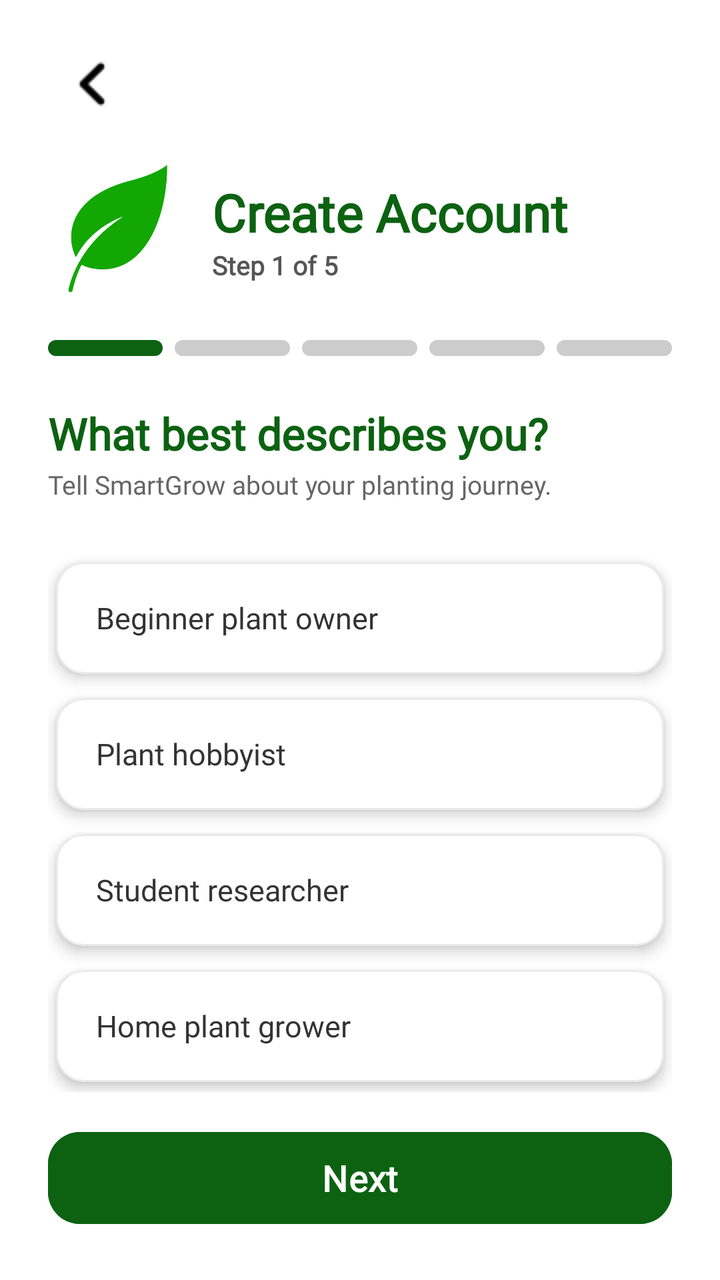
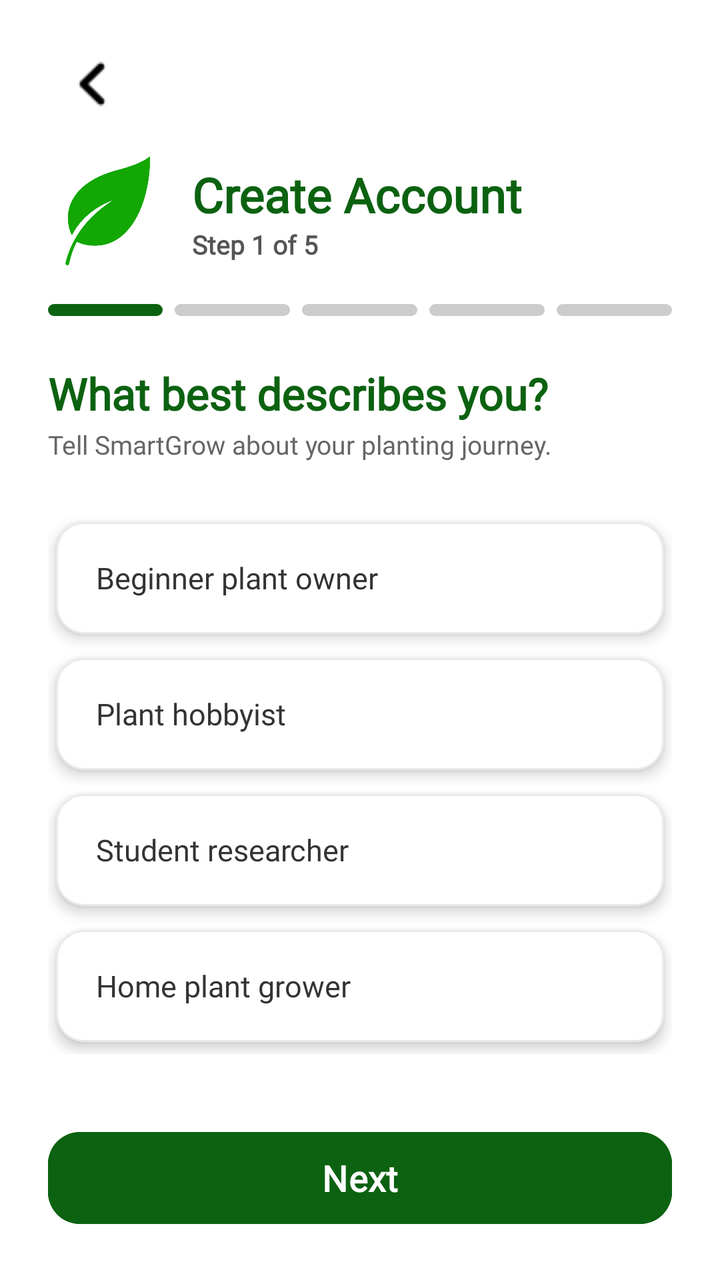

Compare the two renders of this Android layout. The source of the first and the diff that turns it into the second are given below.
<!-- AndroidManifest.xml: application theme Theme.SmartGrow -->
<!-- res/layout/activity_register_step1.xml -->
<?xml version="1.0" encoding="utf-8"?>
<androidx.constraintlayout.widget.ConstraintLayout
    xmlns:android="http://schemas.android.com/apk/res/android"
    xmlns:app="http://schemas.android.com/apk/res-auto"
    android:layout_width="match_parent"
    android:layout_height="match_parent"
    android:background="#FFFFFF"
    android:paddingHorizontal="24dp"
    android:paddingTop="20dp"
    android:paddingBottom="24dp">

    <ImageButton
        android:id="@+id/btn_register_back"
        android:layout_width="44dp"
        android:layout_height="44dp"
        android:background="?android:attr/selectableItemBackgroundBorderless"
        android:src="@drawable/back_button_login"
        android:contentDescription="Back"
        android:scaleType="centerInside"
        android:clickable="true"
        android:focusable="true"
        app:layout_constraintTop_toTopOf="parent"
        app:layout_constraintStart_toStartOf="parent" />

    <LinearLayout
        android:id="@+id/layout_register_header"
        android:layout_width="0dp"
        android:layout_height="wrap_content"
        android:orientation="horizontal"
        android:gravity="center_vertical"
        android:layout_marginTop="16dp"
        app:layout_constraintTop_toBottomOf="@id/btn_register_back"
        app:layout_constraintStart_toStartOf="parent"
        app:layout_constraintEnd_toEndOf="parent">

        <ImageView
            android:id="@+id/img_register_mini_logo"
            android:layout_width="70dp"
            android:layout_height="70dp"
            android:src="@drawable/smartgrow_logo"
            app:tint="#12A703"
            android:contentDescription="SmartGrow" />

        <LinearLayout
            android:layout_width="wrap_content"
            android:layout_height="wrap_content"
            android:orientation="vertical"
            android:layout_marginStart="12dp">

            <TextView
                android:layout_width="wrap_content"
                android:layout_height="wrap_content"
                android:text="Create Account"
                android:textSize="26sp"
                android:textStyle="bold"
                android:fontFamily="@font/poppins"
                android:textColor="#0C6211" />

            <TextView
                android:id="@+id/tv_step_counter"
                android:layout_width="wrap_content"
                android:layout_height="wrap_content"
                android:text="Step 1 of 5"
                android:textSize="13sp"
                android:textStyle="bold"
                android:fontFamily="@font/poppins"
                android:textColor="#555555" />
        </LinearLayout>
    </LinearLayout>

    <LinearLayout
        android:id="@+id/layout_indicator_bars"
        android:layout_width="match_parent"
        android:layout_height="8dp"
        android:orientation="horizontal"
        android:layout_marginTop="20dp"
        android:weightSum="5"
        app:layout_constraintTop_toBottomOf="@id/layout_register_header"
        app:layout_constraintStart_toStartOf="parent"
        app:layout_constraintEnd_toEndOf="parent">

        <View
            android:id="@+id/indicator_step1"
            android:layout_width="0dp"
            android:layout_height="match_parent"
            android:layout_weight="1"
            android:layout_marginEnd="6dp"
            android:background="@drawable/indicator_green" />

        <View
            android:id="@+id/indicator_step2"
            android:layout_width="0dp"
            android:layout_height="match_parent"
            android:layout_weight="1"
            android:layout_marginEnd="6dp"
            android:background="@drawable/indicator_gray" />

        <View
            android:id="@+id/indicator_step3"
            android:layout_width="0dp"
            android:layout_height="match_parent"
            android:layout_weight="1"
            android:layout_marginEnd="6dp"
            android:background="@drawable/indicator_gray" />

        <View
            android:id="@+id/indicator_step4"
            android:layout_width="0dp"
            android:layout_height="match_parent"
            android:layout_weight="1"
            android:layout_marginEnd="6dp"
            android:background="@drawable/indicator_gray" />

        <View
            android:id="@+id/indicator_step5"
            android:layout_width="0dp"
            android:layout_height="match_parent"
            android:layout_weight="1"
            android:background="@drawable/indicator_gray" />
    </LinearLayout>

    <TextView
        android:id="@+id/tv_question_title"
        android:layout_width="match_parent"
        android:layout_height="wrap_content"
        android:text="What best describes you?"
        android:textSize="22sp"
        android:textStyle="bold"
        android:textColor="#0C6211"
        android:fontFamily="@font/poppins"
        android:layout_marginTop="24dp"
        app:layout_constraintTop_toBottomOf="@id/layout_indicator_bars" />

    <TextView
        android:id="@+id/tv_question_subtitle"
        android:layout_width="match_parent"
        android:layout_height="wrap_content"
        android:text="Tell SmartGrow about your planting journey."
        android:textSize="13sp"
        android:textColor="#666666"
        android:fontFamily="@font/poppins"
        android:layout_marginTop="2dp"
        app:layout_constraintTop_toBottomOf="@id/tv_question_title" />

    <LinearLayout
        android:id="@+id/layout_choices_container"
        android:layout_width="match_parent"
        android:layout_height="0dp"
        android:orientation="vertical"
        android:layout_marginTop="24dp"
        android:layout_marginBottom="16dp"
        app:layout_constraintTop_toBottomOf="@id/tv_question_subtitle"
        app:layout_constraintBottom_toTopOf="@id/btn_register_next">

        <com.google.android.material.card.MaterialCardView
            android:id="@+id/card_choice1"
            android:layout_width="match_parent"
            android:layout_height="56dp"
            android:layout_marginHorizontal="4dp"
            android:layout_marginVertical="6dp"
            app:cardElevation="4dp"
            app:cardCornerRadius="14dp"
            app:cardBackgroundColor="#FFFFFF"
            app:strokeWidth="1dp"
            app:strokeColor="#EAEAEA"
            android:clickable="true"
            android:focusable="true">
            <TextView
                android:id="@+id/tv_choice1_text"
                android:layout_width="match_parent"
                android:layout_height="match_parent"
                android:gravity="center_vertical"
                android:paddingHorizontal="20dp"
                android:text="Beginner plant owner"
                android:textSize="15sp"
                android:textColor="#333333"
                android:fontFamily="@font/poppins" />
        </com.google.android.material.card.MaterialCardView>

        <com.google.android.material.card.MaterialCardView
            android:id="@+id/card_choice2"
            android:layout_width="match_parent"
            android:layout_height="56dp"
            android:layout_marginHorizontal="4dp"
            android:layout_marginVertical="6dp"
            app:cardElevation="4dp"
            app:cardCornerRadius="14dp"
            app:cardBackgroundColor="#FFFFFF"
            app:strokeWidth="1dp"
            app:strokeColor="#EAEAEA"
            android:clickable="true"
            android:focusable="true">
            <TextView
                android:id="@+id/tv_choice2_text"
                android:layout_width="match_parent"
                android:layout_height="match_parent"
                android:gravity="center_vertical"
                android:paddingHorizontal="20dp"
                android:text="Plant hobbyist"
                android:textSize="15sp"
                android:textColor="#333333"
                android:fontFamily="@font/poppins" />
        </com.google.android.material.card.MaterialCardView>

        <com.google.android.material.card.MaterialCardView
            android:id="@+id/card_choice3"
            android:layout_width="match_parent"
            android:layout_height="56dp"
            android:layout_marginHorizontal="4dp"
            android:layout_marginVertical="6dp"
            app:cardElevation="4dp"
            app:cardCornerRadius="14dp"
            app:cardBackgroundColor="#FFFFFF"
            app:strokeWidth="1dp"
            app:strokeColor="#EAEAEA"
            android:clickable="true"
            android:focusable="true">
            <TextView
                android:id="@+id/tv_choice3_text"
                android:layout_width="match_parent"
                android:layout_height="match_parent"
                android:gravity="center_vertical"
                android:paddingHorizontal="20dp"
                android:text="Student researcher"
                android:textSize="15sp"
                android:textColor="#333333"
                android:fontFamily="@font/poppins" />
        </com.google.android.material.card.MaterialCardView>

        <com.google.android.material.card.MaterialCardView
            android:id="@+id/card_choice4"
            android:layout_width="match_parent"
            android:layout_height="56dp"
            android:layout_marginHorizontal="4dp"
            android:layout_marginVertical="6dp"
            app:cardElevation="4dp"
            app:cardCornerRadius="14dp"
            app:cardBackgroundColor="#FFFFFF"
            app:strokeWidth="1dp"
            app:strokeColor="#EAEAEA"
            android:clickable="true"
            android:focusable="true">
            <TextView
                android:id="@+id/tv_choice4_text"
                android:layout_width="match_parent"
                android:layout_height="match_parent"
                android:gravity="center_vertical"
                android:paddingHorizontal="20dp"
                android:text="Home plant grower"
                android:textSize="15sp"
                android:textColor="#333333"
                android:fontFamily="@font/poppins" />
        </com.google.android.material.card.MaterialCardView>
    </LinearLayout>

    <com.google.android.material.button.MaterialButton
        android:id="@+id/btn_register_next"
        android:layout_width="match_parent"
        android:layout_height="54dp"
        android:text="Next"
        android:textSize="18sp"
        android:fontFamily="@font/poppins"
        android:textStyle="bold"
        android:textColor="@color/white"
        android:textAllCaps="false"
        android:backgroundTint="#0C6211"
        app:cornerRadius="16dp"
        android:elevation="4dp"
        android:clickable="true"
        android:focusable="true"
        app:layout_constraintBottom_toBottomOf="parent"
        app:layout_constraintStart_toStartOf="parent"
        app:layout_constraintEnd_toEndOf="parent" />

</androidx.constraintlayout.widget.ConstraintLayout>
<!-- resources referenced by this layout -->
<resources>
  <color name="white">#FFFFFFFF</color>
  <!-- drawable back_button_login: png bitmap (drawable, 311 bytes) -->
  <!-- drawable indicator_gray (drawable) -->
  <?xml version="1.0" encoding="utf-8"?>
  <shape xmlns:android="http://schemas.android.com/apk/res/android"
      android:shape="rectangle">
      <solid android:color="#CCCCCC" />
      <corners android:radius="4dp" />
  </shape>
  <!-- drawable indicator_green (drawable) -->
  <?xml version="1.0" encoding="utf-8"?>
  <shape xmlns:android="http://schemas.android.com/apk/res/android"
      android:shape="rectangle">
      <solid android:color="#0C6211" />
      <corners android:radius="4dp" />
  </shape>
  <!-- drawable smartgrow_logo: png bitmap (drawable, 73503 bytes) -->
  <style name="Theme.SmartGrow" parent="Base.Theme.SmartGrow" />
  <style name="Base.Theme.SmartGrow" parent="Theme.Material3.DayNight.NoActionBar">
          <item name="android:windowBackground">@android:color/white</item>
          <item name="android:windowDisablePreview">true</item>
          <item name="android:statusBarColor">#0C6211</item>
          <item name="android:windowLightStatusBar" tools:targetApi="m">false</item>
      </style>
</resources>

<!-- the commit's change to res/layout/activity_register_step1.xml (unified diff, before → after) -->
@@ -4,259 +4,281 @@
     xmlns:app="http://schemas.android.com/apk/res-auto"
     android:layout_width="match_parent"
     android:layout_height="match_parent"
-    android:background="#FFFFFF"
-    android:paddingHorizontal="24dp"
-    android:paddingTop="20dp"
-    android:paddingBottom="24dp">
-
-    <ImageButton
-        android:id="@+id/btn_register_back"
-        android:layout_width="44dp"
-        android:layout_height="44dp"
-        android:background="?android:attr/selectableItemBackgroundBorderless"
-        android:src="@drawable/back_button_login"
-        android:contentDescription="Back"
-        android:scaleType="centerInside"
-        android:clickable="true"
-        android:focusable="true"
-        app:layout_constraintTop_toTopOf="parent"
-        app:layout_constraintStart_toStartOf="parent" />
-
-    <LinearLayout
-        android:id="@+id/layout_register_header"
-        android:layout_width="0dp"
+    android:background="#FFFFFF">
+
+    
+    <androidx.constraintlayout.widget.ConstraintLayout
+        android:id="@+id/layout_header_fixed"
+        android:layout_width="match_parent"
         android:layout_height="wrap_content"
-        android:orientation="horizontal"
-        android:gravity="center_vertical"
-        android:layout_marginTop="16dp"
-        app:layout_constraintTop_toBottomOf="@id/btn_register_back"
-        app:layout_constraintStart_toStartOf="parent"
-        app:layout_constraintEnd_toEndOf="parent">
-
-        <ImageView
-            android:id="@+id/img_register_mini_logo"
-            android:layout_width="70dp"
-            android:layout_height="70dp"
-            android:src="@drawable/smartgrow_logo"
-            app:tint="#12A703"
-            android:contentDescription="SmartGrow" />
+        android:paddingHorizontal="24dp"
+        android:paddingTop="20dp"
+        android:paddingBottom="8dp"
+        app:layout_constraintTop_toTopOf="parent">
+
+        <ImageButton
+            android:id="@+id/btn_register_back"
+            android:layout_width="44dp"
+            android:layout_height="44dp"
+            android:background="?android:attr/selectableItemBackgroundBorderless"
+            android:src="@drawable/back_button_login"
+            android:contentDescription="Back"
+            android:scaleType="centerInside"
+            android:clickable="true"
+            android:focusable="true"
+            app:layout_constraintTop_toTopOf="parent"
+            app:layout_constraintStart_toStartOf="parent" />
 
         <LinearLayout
-            android:layout_width="wrap_content"
+            android:id="@+id/layout_register_header"
+            android:layout_width="0dp"
+            android:layout_height="wrap_content"
+            android:orientation="horizontal"
+            android:gravity="center_vertical"
+            android:layout_marginTop="12dp"
+            app:layout_constraintTop_toBottomOf="@id/btn_register_back"
+            app:layout_constraintStart_toStartOf="parent"
+            app:layout_constraintEnd_toEndOf="parent">
+
+            <ImageView
+                android:id="@+id/img_register_mini_logo"
+                android:layout_width="60dp"
+                android:layout_height="60dp"
+                android:src="@drawable/smartgrow_logo"
+                app:tint="#12A703"
+                android:contentDescription="SmartGrow" />
+
+            <LinearLayout
+                android:layout_width="wrap_content"
+                android:layout_height="wrap_content"
+                android:orientation="vertical"
+                android:layout_marginStart="12dp">
+
+                <TextView
+                    android:layout_width="wrap_content"
+                    android:layout_height="wrap_content"
+                    android:text="Create Account"
+                    android:textSize="24sp"
+                    android:textStyle="bold"
+                    android:fontFamily="@font/poppins"
+                    android:textColor="#0C6211" />
+
+                <TextView
+                    android:id="@+id/tv_step_counter"
+                    android:layout_width="wrap_content"
+                    android:layout_height="wrap_content"
+                    android:text="Step 1 of 5"
+                    android:textSize="13sp"
+                    android:textStyle="bold"
+                    android:fontFamily="@font/poppins"
+                    android:textColor="#555555" />
+            </LinearLayout>
+        </LinearLayout>
+
+        <LinearLayout
+            android:id="@+id/layout_indicator_bars"
+            android:layout_width="match_parent"
+            android:layout_height="6dp"
+            android:orientation="horizontal"
+            android:layout_marginTop="16dp"
+            android:weightSum="5"
+            app:layout_constraintTop_toBottomOf="@id/layout_register_header">
+
+            <View
+                android:id="@+id/indicator_step1"
+                android:layout_width="0dp"
+                android:layout_height="match_parent"
+                android:layout_weight="1"
+                android:layout_marginEnd="6dp"
+                android:background="@drawable/indicator_green" />
+
+            <View
+                android:id="@+id/indicator_step2"
+                android:layout_width="0dp"
+                android:layout_height="match_parent"
+                android:layout_weight="1"
+                android:layout_marginEnd="6dp"
+                android:background="@drawable/indicator_gray" />
+
+            <View
+                android:id="@+id/indicator_step3"
+                android:layout_width="0dp"
+                android:layout_height="match_parent"
+                android:layout_weight="1"
+                android:layout_marginEnd="6dp"
+                android:background="@drawable/indicator_gray" />
+
+            <View
+                android:id="@+id/indicator_step4"
+                android:layout_width="0dp"
+                android:layout_height="match_parent"
+                android:layout_weight="1"
+                android:layout_marginEnd="6dp"
+                android:background="@drawable/indicator_gray" />
+
+            <View
+                android:id="@+id/indicator_step5"
+                android:layout_width="0dp"
+                android:layout_height="match_parent"
+                android:layout_weight="1"
+                android:background="@drawable/indicator_gray" />
+        </LinearLayout>
+    </androidx.constraintlayout.widget.ConstraintLayout>
+
+    
+    <androidx.core.widget.NestedScrollView
+        android:id="@+id/scroll_view_content"
+        android:layout_width="match_parent"
+        android:layout_height="0dp"
+        android:fillViewport="true"
+        app:layout_constraintTop_toBottomOf="@id/layout_header_fixed"
+        app:layout_constraintBottom_toTopOf="@id/btn_register_next">
+
+        <LinearLayout
+            android:layout_width="match_parent"
             android:layout_height="wrap_content"
             android:orientation="vertical"
-            android:layout_marginStart="12dp">
+            android:paddingHorizontal="24dp"
+            android:paddingTop="16dp"
+            android:paddingBottom="16dp">
 
             <TextView
-                android:layout_width="wrap_content"
-                android:layout_height="wrap_content"
-                android:text="Create Account"
-                android:textSize="26sp"
+                android:id="@+id/tv_question_title"
+                android:layout_width="match_parent"
+                android:layout_height="wrap_content"
+                android:text="What best describes you?"
+                android:textSize="22sp"
                 android:textStyle="bold"
+                android:textColor="#0C6211"
+                android:fontFamily="@font/poppins" />
+
+            <TextView
+                android:id="@+id/tv_question_subtitle"
+                android:layout_width="match_parent"
+                android:layout_height="wrap_content"
+                android:text="Tell SmartGrow about your planting journey."
+                android:textSize="13sp"
+                android:textColor="#666666"
                 android:fontFamily="@font/poppins"
-                android:textColor="#0C6211" />
-
-            <TextView
-                android:id="@+id/tv_step_counter"
-                android:layout_width="wrap_content"
-                android:layout_height="wrap_content"
-                android:text="Step 1 of 5"
-                android:textSize="13sp"
-                android:textStyle="bold"
-                android:fontFamily="@font/poppins"
-                android:textColor="#555555" />
+                android:layout_marginTop="2dp" />
+
+            <LinearLayout
+                android:id="@+id/layout_choices_container"
+                android:layout_width="match_parent"
+                android:layout_height="wrap_content"
+                android:orientation="vertical"
+                android:layout_marginTop="24dp">
+
+                <com.google.android.material.card.MaterialCardView
+                    android:id="@+id/card_choice1"
+                    android:layout_width="match_parent"
+                    android:layout_height="56dp"
+                    android:layout_marginHorizontal="4dp"
+                    android:layout_marginVertical="6dp"
+                    app:cardElevation="4dp"
+                    app:cardCornerRadius="14dp"
+                    app:cardBackgroundColor="#FFFFFF"
+                    app:strokeWidth="1dp"
+                    app:strokeColor="#EAEAEA"
+                    android:clickable="true"
+                    android:focusable="true">
+                    <TextView
+                        android:id="@+id/tv_choice1_text"
+                        android:layout_width="match_parent"
+                        android:layout_height="match_parent"
+                        android:gravity="center_vertical"
+                        android:paddingHorizontal="20dp"
+                        android:text="Beginner plant owner"
+                        android:textSize="15sp"
+                        android:textColor="#333333"
+                        android:fontFamily="@font/poppins" />
+                </com.google.android.material.card.MaterialCardView>
+
+                <com.google.android.material.card.MaterialCardView
+                    android:id="@+id/card_choice2"
+                    android:layout_width="match_parent"
+                    android:layout_height="56dp"
+                    android:layout_marginHorizontal="4dp"
+                    android:layout_marginVertical="6dp"
+                    app:cardElevation="4dp"
+                    app:cardCornerRadius="14dp"
+                    app:cardBackgroundColor="#FFFFFF"
+                    app:strokeWidth="1dp"
+                    app:strokeColor="#EAEAEA"
+                    android:clickable="true"
+                    android:focusable="true">
+                    <TextView
+                        android:id="@+id/tv_choice2_text"
+                        android:layout_width="match_parent"
+                        android:layout_height="match_parent"
+                        android:gravity="center_vertical"
+                        android:paddingHorizontal="20dp"
+                        android:text="Plant hobbyist"
+                        android:textSize="15sp"
+                        android:textColor="#333333"
+                        android:fontFamily="@font/poppins" />
+                </com.google.android.material.card.MaterialCardView>
+
+                <com.google.android.material.card.MaterialCardView
+                    android:id="@+id/card_choice3"
+                    android:layout_width="match_parent"
+                    android:layout_height="56dp"
+                    android:layout_marginHorizontal="4dp"
+                    android:layout_marginVertical="6dp"
+                    app:cardElevation="4dp"
+                    app:cardCornerRadius="14dp"
+                    app:cardBackgroundColor="#FFFFFF"
+                    app:strokeWidth="1dp"
+                    app:strokeColor="#EAEAEA"
+                    android:clickable="true"
+                    android:focusable="true">
+                    <TextView
+                        android:id="@+id/tv_choice3_text"
+                        android:layout_width="match_parent"
+                        android:layout_height="match_parent"
+                        android:gravity="center_vertical"
+                        android:paddingHorizontal="20dp"
+                        android:text="Student researcher"
+                        android:textSize="15sp"
+                        android:textColor="#333333"
+                        android:fontFamily="@font/poppins" />
+                </com.google.android.material.card.MaterialCardView>
+
+                <com.google.android.material.card.MaterialCardView
+                    android:id="@+id/card_choice4"
+                    android:layout_width="match_parent"
+                    android:layout_height="56dp"
+                    android:layout_marginHorizontal="4dp"
+                    android:layout_marginVertical="6dp"
+                    app:cardElevation="4dp"
+                    app:cardCornerRadius="14dp"
+                    app:cardBackgroundColor="#FFFFFF"
+                    app:strokeWidth="1dp"
+                    app:strokeColor="#EAEAEA"
+                    android:clickable="true"
+                    android:focusable="true">
+                    <TextView
+                        android:id="@+id/tv_choice4_text"
+                        android:layout_width="match_parent"
+                        android:layout_height="match_parent"
+                        android:gravity="center_vertical"
+                        android:paddingHorizontal="20dp"
+                        android:text="Home plant grower"
+                        android:textSize="15sp"
+                        android:textColor="#333333"
+                        android:fontFamily="@font/poppins" />
+                </com.google.android.material.card.MaterialCardView>
+            </LinearLayout>
         </LinearLayout>
-    </LinearLayout>
-
-    <LinearLayout
-        android:id="@+id/layout_indicator_bars"
-        android:layout_width="match_parent"
-        android:layout_height="8dp"
-        android:orientation="horizontal"
-        android:layout_marginTop="20dp"
-        android:weightSum="5"
-        app:layout_constraintTop_toBottomOf="@id/layout_register_header"
-        app:layout_constraintStart_toStartOf="parent"
-        app:layout_constraintEnd_toEndOf="parent">
-
-        <View
-            android:id="@+id/indicator_step1"
-            android:layout_width="0dp"
-            android:layout_height="match_parent"
-            android:layout_weight="1"
-            android:layout_marginEnd="6dp"
-            android:background="@drawable/indicator_green" />
-
-        <View
-            android:id="@+id/indicator_step2"
-            android:layout_width="0dp"
-            android:layout_height="match_parent"
-            android:layout_weight="1"
-            android:layout_marginEnd="6dp"
-            android:background="@drawable/indicator_gray" />
-
-        <View
-            android:id="@+id/indicator_step3"
-            android:layout_width="0dp"
-            android:layout_height="match_parent"
-            android:layout_weight="1"
-            android:layout_marginEnd="6dp"
-            android:background="@drawable/indicator_gray" />
-
-        <View
-            android:id="@+id/indicator_step4"
-            android:layout_width="0dp"
-            android:layout_height="match_parent"
-            android:layout_weight="1"
-            android:layout_marginEnd="6dp"
-            android:background="@drawable/indicator_gray" />
-
-        <View
-            android:id="@+id/indicator_step5"
-            android:layout_width="0dp"
-            android:layout_height="match_parent"
-            android:layout_weight="1"
-            android:background="@drawable/indicator_gray" />
-    </LinearLayout>
-
-    <TextView
-        android:id="@+id/tv_question_title"
-        android:layout_width="match_parent"
-        android:layout_height="wrap_content"
-        android:text="What best describes you?"
-        android:textSize="22sp"
-        android:textStyle="bold"
-        android:textColor="#0C6211"
-        android:fontFamily="@font/poppins"
-        android:layout_marginTop="24dp"
-        app:layout_constraintTop_toBottomOf="@id/layout_indicator_bars" />
-
-    <TextView
-        android:id="@+id/tv_question_subtitle"
-        android:layout_width="match_parent"
-        android:layout_height="wrap_content"
-        android:text="Tell SmartGrow about your planting journey."
-        android:textSize="13sp"
-        android:textColor="#666666"
-        android:fontFamily="@font/poppins"
-        android:layout_marginTop="2dp"
-        app:layout_constraintTop_toBottomOf="@id/tv_question_title" />
-
-    <LinearLayout
-        android:id="@+id/layout_choices_container"
-        android:layout_width="match_parent"
-        android:layout_height="0dp"
-        android:orientation="vertical"
-        android:layout_marginTop="24dp"
-        android:layout_marginBottom="16dp"
-        app:layout_constraintTop_toBottomOf="@id/tv_question_subtitle"
-        app:layout_constraintBottom_toTopOf="@id/btn_register_next">
-
-        <com.google.android.material.card.MaterialCardView
-            android:id="@+id/card_choice1"
-            android:layout_width="match_parent"
-            android:layout_height="56dp"
-            android:layout_marginHorizontal="4dp"
-            android:layout_marginVertical="6dp"
-            app:cardElevation="4dp"
-            app:cardCornerRadius="14dp"
-            app:cardBackgroundColor="#FFFFFF"
-            app:strokeWidth="1dp"
-            app:strokeColor="#EAEAEA"
-            android:clickable="true"
-            android:focusable="true">
-            <TextView
-                android:id="@+id/tv_choice1_text"
-                android:layout_width="match_parent"
-                android:layout_height="match_parent"
-                android:gravity="center_vertical"
-                android:paddingHorizontal="20dp"
-                android:text="Beginner plant owner"
-                android:textSize="15sp"
-                android:textColor="#333333"
-                android:fontFamily="@font/poppins" />
-        </com.google.android.material.card.MaterialCardView>
-
-        <com.google.android.material.card.MaterialCardView
-            android:id="@+id/card_choice2"
-            android:layout_width="match_parent"
-            android:layout_height="56dp"
-            android:layout_marginHorizontal="4dp"
-            android:layout_marginVertical="6dp"
-            app:cardElevation="4dp"
-            app:cardCornerRadius="14dp"
-            app:cardBackgroundColor="#FFFFFF"
-            app:strokeWidth="1dp"
-            app:strokeColor="#EAEAEA"
-            android:clickable="true"
-            android:focusable="true">
-            <TextView
-                android:id="@+id/tv_choice2_text"
-                android:layout_width="match_parent"
-                android:layout_height="match_parent"
-                android:gravity="center_vertical"
-                android:paddingHorizontal="20dp"
-                android:text="Plant hobbyist"
-                android:textSize="15sp"
-                android:textColor="#333333"
-                android:fontFamily="@font/poppins" />
-        </com.google.android.material.card.MaterialCardView>
-
-        <com.google.android.material.card.MaterialCardView
-            android:id="@+id/card_choice3"
-            android:layout_width="match_parent"
-            android:layout_height="56dp"
-            android:layout_marginHorizontal="4dp"
-            android:layout_marginVertical="6dp"
-            app:cardElevation="4dp"
-            app:cardCornerRadius="14dp"
-            app:cardBackgroundColor="#FFFFFF"
-            app:strokeWidth="1dp"
-            app:strokeColor="#EAEAEA"
-            android:clickable="true"
-            android:focusable="true">
-            <TextView
-                android:id="@+id/tv_choice3_text"
-                android:layout_width="match_parent"
-                android:layout_height="match_parent"
-                android:gravity="center_vertical"
-                android:paddingHorizontal="20dp"
-                android:text="Student researcher"
-                android:textSize="15sp"
-                android:textColor="#333333"
-                android:fontFamily="@font/poppins" />
-        </com.google.android.material.card.MaterialCardView>
-
-        <com.google.android.material.card.MaterialCardView
-            android:id="@+id/card_choice4"
-            android:layout_width="match_parent"
-            android:layout_height="56dp"
-            android:layout_marginHorizontal="4dp"
-            android:layout_marginVertical="6dp"
-            app:cardElevation="4dp"
-            app:cardCornerRadius="14dp"
-            app:cardBackgroundColor="#FFFFFF"
-            app:strokeWidth="1dp"
-            app:strokeColor="#EAEAEA"
-            android:clickable="true"
-            android:focusable="true">
-            <TextView
-                android:id="@+id/tv_choice4_text"
-                android:layout_width="match_parent"
-                android:layout_height="match_parent"
-                android:gravity="center_vertical"
-                android:paddingHorizontal="20dp"
-                android:text="Home plant grower"
-                android:textSize="15sp"
-                android:textColor="#333333"
-                android:fontFamily="@font/poppins" />
-        </com.google.android.material.card.MaterialCardView>
-    </LinearLayout>
-
+    </androidx.core.widget.NestedScrollView>
+
+    
     <com.google.android.material.button.MaterialButton
         android:id="@+id/btn_register_next"
         android:layout_width="match_parent"
         android:layout_height="54dp"
+        android:layout_marginHorizontal="24dp"
+        android:layout_marginBottom="24dp"
         android:text="Next"
         android:textSize="18sp"
         android:fontFamily="@font/poppins"
<!-- resource entries referenced after the edit -->
@@ -23,6 +23,12 @@
           <item name="android:windowDisablePreview">true</item>
           <item name="android:statusBarColor">#0C6211</item>
           <item name="android:windowLightStatusBar" tools:targetApi="m">false</item>
+  
+          
+          <item name="android:navigationBarColor">#F9FAFA</item>
+  
+          
+          <item name="android:windowLightNavigationBar" tools:targetApi="o">true</item>
       </style>
 </resources>
 
